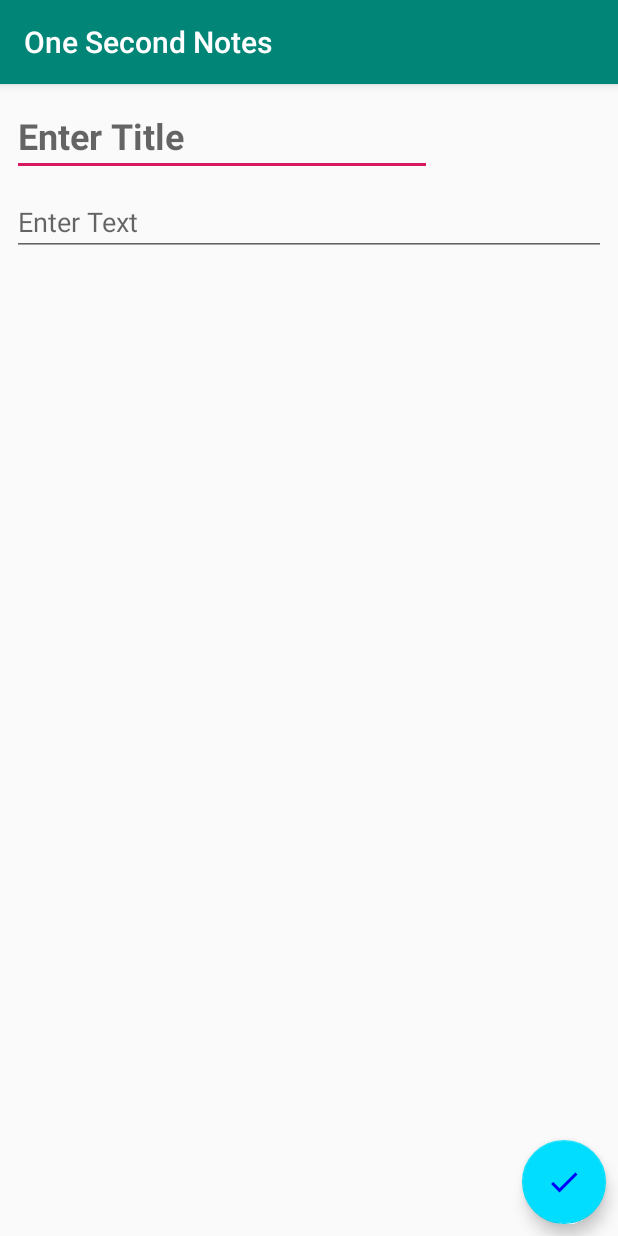
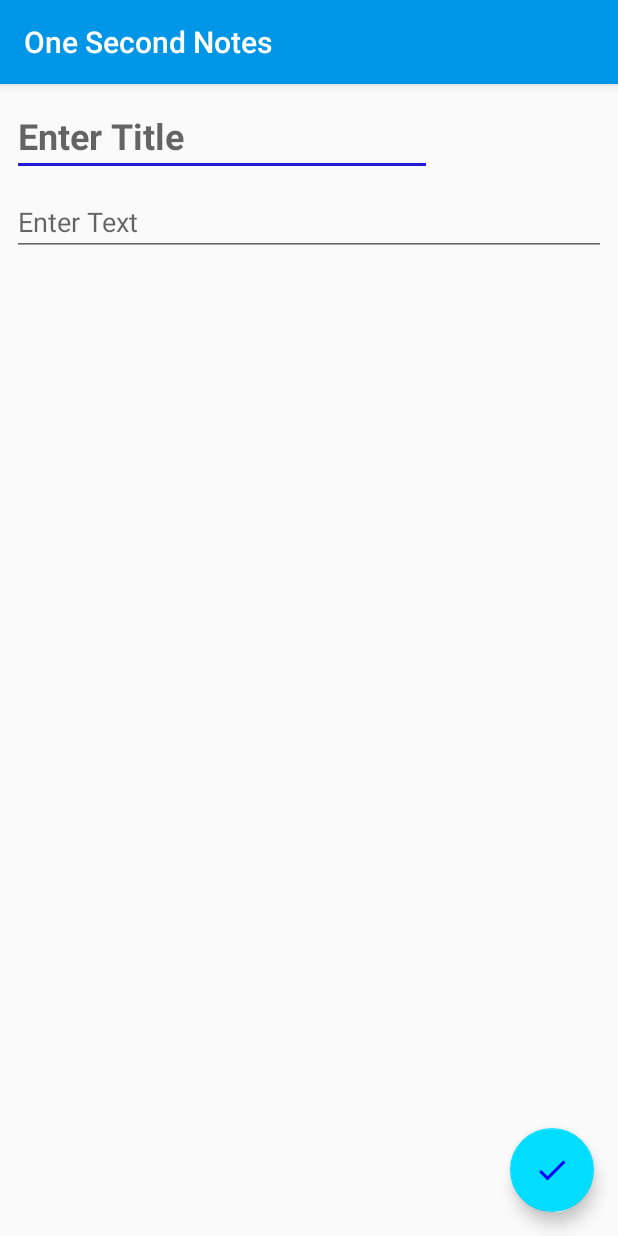
Before and after one commit to DarkWervolf/MyNotes, an Android app: the NewNoteActivity screen opened directly, with no data from a screen before it, on a phone screen of 412 x 824 dp. Run offline under Robolectric (Android 15) with nearby library versions, the phone set to English and light mode, and no system bars.

Commit message:
Final commit

```diff
--- a/app/build.gradle
+++ b/app/build.gradle
@@ -26,4 +26,5 @@ dependencies {
     testImplementation 'junit:junit:4.12'
     androidTestImplementation 'com.android.support.test:runner:1.0.2'
     androidTestImplementation 'com.android.support.test.espresso:espresso-core:3.0.2'
+    implementation 'com.android.support:support-v4:28.0.0'
 }
--- a/app/src/main/java/com/example/user/mynotes/Adapters/NoteAdapter.java
+++ b/app/src/main/java/com/example/user/mynotes/Adapters/NoteAdapter.java
@@ -38,11 +38,8 @@ public class NoteAdapter extends RecyclerView.Adapter<NoteViewHolder> {
 
     public void addItem(int position, Note note){
         this.notes.add(position, note);
-        //Мы можем вызвать
-        //super.notifyItemInserted(position);
     }
 
-    // total number of rows
     @Override
     public int getItemCount() {
         return notes.size();
--- a/app/src/main/java/com/example/user/mynotes/NewNoteActivity.java
+++ b/app/src/main/java/com/example/user/mynotes/NewNoteActivity.java
@@ -1,10 +1,12 @@
 package com.example.user.mynotes;
 
+import android.app.ActionBar;
 import android.content.Intent;
 import android.support.design.widget.FloatingActionButton;
 import android.support.v7.app.AppCompatActivity;
 import android.os.Bundle;
 import android.util.Log;
+import android.view.MenuItem;
 import android.view.View;
 import android.widget.EditText;
 
@@ -32,12 +34,6 @@ public class NewNoteActivity extends AppCompatActivity {
         doneButton.setOnClickListener(new View.OnClickListener() {
             @Override
             public void onClick(View view) {
-                /*
-                Intent intent = new Intent();
-                intent.putExtra("101", editTitle.getText().toString());
-                setResult(101, intent);
-                finish();*/
-
                 Intent intent = new Intent();
                 intent.putExtra("title", editTitle.getText().toString());
                 intent.putExtra("body", editBody.getText().toString());
--- a/app/src/main/res/layout/activity_new_note.xml
+++ b/app/src/main/res/layout/activity_new_note.xml
@@ -10,8 +10,8 @@
         android:id="@+id/newNote_doneButton"
         android:layout_width="wrap_content"
         android:layout_height="wrap_content"
-        android:layout_marginEnd="8dp"
-        android:layout_marginBottom="8dp"
+        android:layout_marginEnd="16dp"
+        android:layout_marginBottom="16dp"
         android:clickable="true"
         app:backgroundTint="@android:color/holo_blue_bright"
         app:layout_constraintBottom_toBottomOf="parent"
@@ -26,7 +26,7 @@
         android:layout_marginTop="8dp"
         android:layout_marginEnd="8dp"
         android:ems="10"
-        android:hint="Enter Title"
+        android:hint="@string/hint_1"
         android:inputType="text|textShortMessage"
         android:singleLine="true"
         android:textSize="24sp"
@@ -34,7 +34,8 @@
         app:layout_constraintEnd_toEndOf="parent"
         app:layout_constraintHorizontal_bias="0.0"
         app:layout_constraintStart_toStartOf="parent"
-        app:layout_constraintTop_toTopOf="parent" />
+        app:layout_constraintTop_toTopOf="parent"
+        android:autofillHints="" />
 
     <EditText
         android:id="@+id/newNote_editText"
@@ -44,12 +45,13 @@
         android:layout_marginTop="8dp"
         android:layout_marginEnd="8dp"
         android:ems="10"
-        android:hint="Enter Text"
+        android:hint="@string/hint_2"
         android:inputType="textMultiLine"
         android:selectAllOnFocus="false"
         android:singleLine="false"
         app:layout_constraintEnd_toEndOf="parent"
         app:layout_constraintStart_toStartOf="parent"
-        app:layout_constraintTop_toBottomOf="@+id/newNote_editTitle" />
+        app:layout_constraintTop_toBottomOf="@+id/newNote_editTitle"
+        android:autofillHints="" />
 
 </android.support.constraint.ConstraintLayout>
--- a/app/src/main/res/layout/note_model.xml
+++ b/app/src/main/res/layout/note_model.xml
@@ -20,7 +20,7 @@
             android:layout_marginStart="8dp"
             android:layout_marginTop="8dp"
             android:layout_marginEnd="8dp"
-            android:text="TextView"
+            android:text="@string/draft"
             android:textSize="30sp"
             android:textStyle="bold"
             app:layout_constraintEnd_toEndOf="parent"
@@ -34,7 +34,7 @@
             android:layout_marginStart="8dp"
             android:layout_marginTop="16dp"
             android:layout_marginEnd="8dp"
-            android:text="TextView"
+            android:text="@string/draft"
             android:textSize="24sp"
             app:layout_constraintEnd_toEndOf="parent"
             app:layout_constraintHorizontal_bias="1.0"
@@ -47,7 +47,7 @@
             android:layout_height="wrap_content"
             android:layout_marginTop="8dp"
             android:layout_marginEnd="8dp"
-            android:text="TextView"
+            android:text="@string/draft"
             app:layout_constraintEnd_toEndOf="parent"
             app:layout_constraintTop_toBottomOf="@+id/note_textView" />
 
--- a/app/src/main/res/values/colors.xml
+++ b/app/src/main/res/values/colors.xml
@@ -1,6 +1,6 @@
 <?xml version="1.0" encoding="utf-8"?>
 <resources>
-    <color name="colorPrimary">#008577</color>
-    <color name="colorPrimaryDark">#00574B</color>
-    <color name="colorAccent">#D81B60</color>
+    <color name="colorPrimary">#0096e7</color>
+    <color name="colorPrimaryDark">#0048bc</color>
+    <color name="colorAccent">#241bd8</color>
 </resources>
--- a/app/src/main/res/values/strings.xml
+++ b/app/src/main/res/values/strings.xml
@@ -1,4 +1,7 @@
 <resources>
     <string name="app_name">One Second Notes</string>
     <string name="action_settings">Settings</string>
+    <string name="hint_1">Enter Title</string>
+    <string name="hint_2">Enter Text</string>
+    <string name="draft">TextView</string>
 </resources>
```
Also changed, not shown: app/src/main/res/layout/activity_main.xml (+0 -7 lines).
